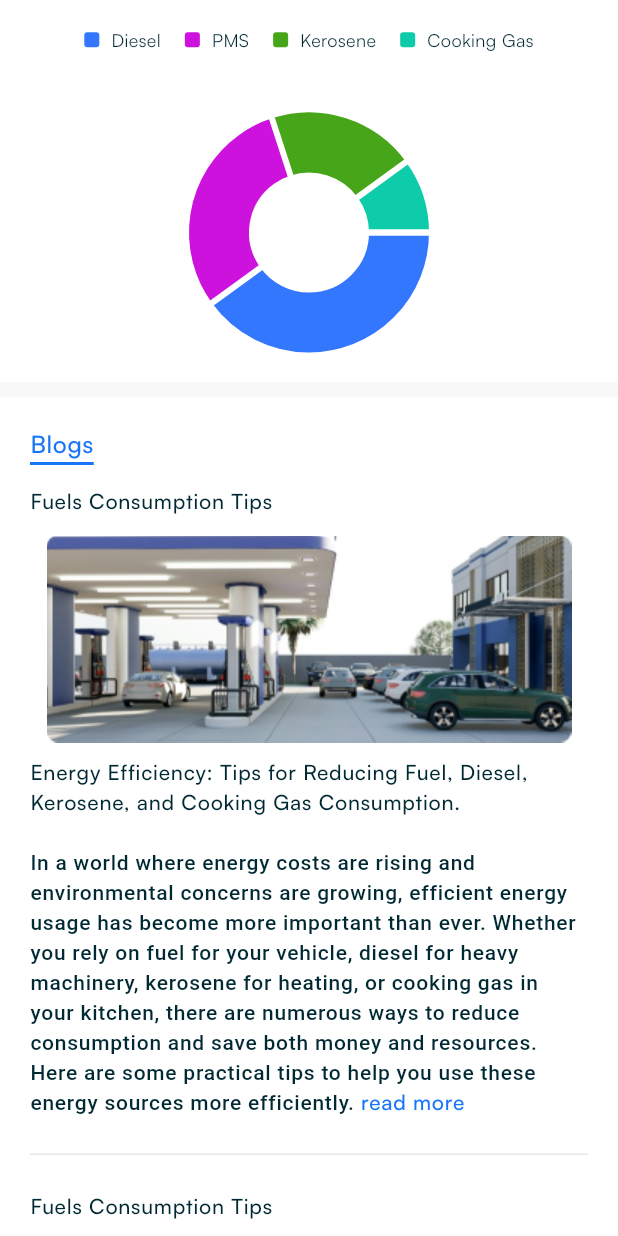
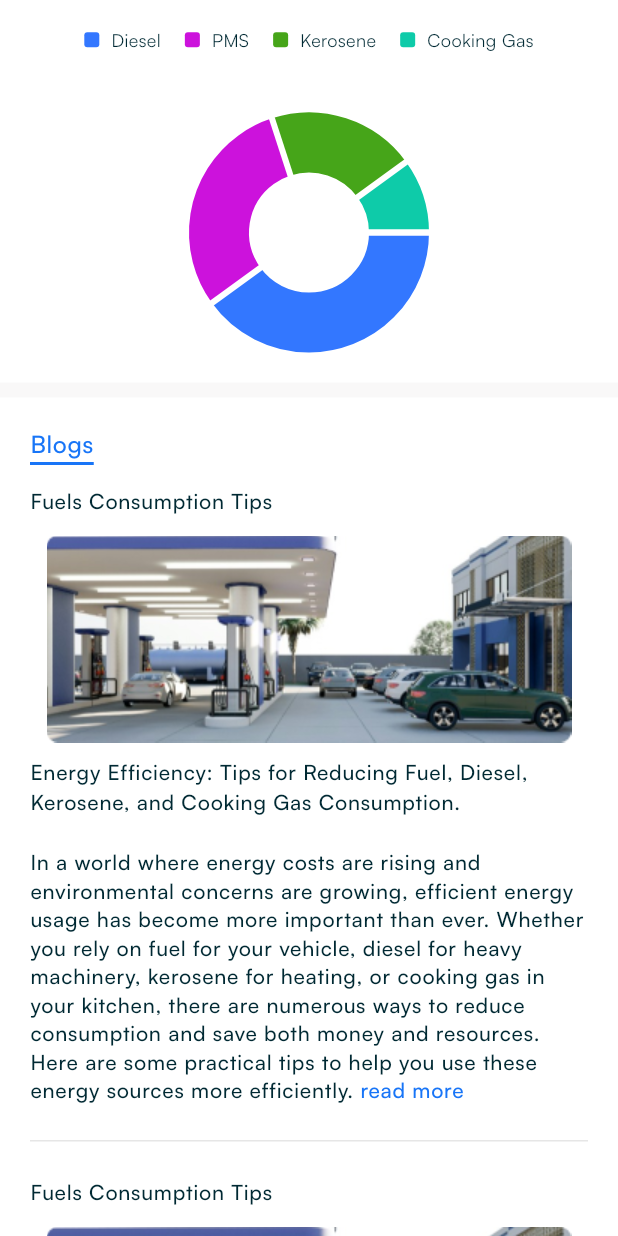
Before and after one commit to quabiee07/gaspay_mobile, a Flutter app: the TrendFragment screen opened directly, scrolled down 576 dp, on a phone screen of 412 x 824 dp. Run offline on Flutter 3.47's test engine with Material 3 defaults, Android fonts, the light colour scheme and no system bars; drawn by our look-alikes of fl_chart; our stand-ins replace another_flushbar, dio, flutter_animate, flutter_svg, gap, get_it and 6 more; missing offline and left inert: awesome_dio_interceptor; accounts and stored records are empty; project files that could hold a hidden picture were left out.

Commit message:
jesse ui

```diff
--- a/lib/core/presentation/resources/drawables.dart
+++ b/lib/core/presentation/resources/drawables.dart
@@ -24,6 +24,7 @@ const mapIcon = "assets/images/mapIcon.svg";
 const worldIcon = "assets/images/worldIcon.svg";
 const purpleShareIcon = "assets/images/purpleShareIcon.svg";
 const smallExclamationIcon = "assets/images/smallExclamationIcon.svg";
+const starIcon = "assets/images/starIcon.svg";
 
 const imgOnboard1 = 'assets/images/onbd1.png';
 const imgOnboard2 = 'assets/images/onbd2.png';
--- a/lib/core/presentation/widgets/custom_comment_text_field_container.dart
+++ b/lib/core/presentation/widgets/custom_comment_text_field_container.dart
@@ -29,6 +29,7 @@ class CustomCommentTextFieldContainer extends StatelessWidget {
             maxLength: 114,
             maxLines: 3,
             decoration: const InputDecoration(
+              contentPadding: EdgeInsets.zero,
               border: InputBorder.none,
               hintText: "(optional)\nE.g I will be coming with a keg",
               hintStyle: TextStyle(
--- a/lib/core/presentation/widgets/reusable_blog_content_column.dart
+++ b/lib/core/presentation/widgets/reusable_blog_content_column.dart
@@ -56,7 +56,7 @@ class ReusableBlogContentColumn extends StatelessWidget {
             children: <TextSpan>[
               TextSpan(
                 text: blogWriteUp,
-                style:  theme.textTheme.labelSmall?.copyWith(
+                style:  theme.textTheme.labelMedium?.copyWith(
                     fontSize: 14,
                     color: theme.colorScheme.onSurface
                 ),
--- a/lib/core/presentation/widgets/reusable_favourite_container.dart
+++ b/lib/core/presentation/widgets/reusable_favourite_container.dart
@@ -56,7 +56,7 @@ class ReusableFavouriteContainer extends StatelessWidget {
                 ),
               ),
               const SvgImage(
-                asset: 'heartIcon ',
+                asset: heartIcon,
               ),
             ],
           ),
@@ -79,7 +79,7 @@ class ReusableFavouriteContainer extends StatelessWidget {
               Row(
                 mainAxisAlignment: MainAxisAlignment.center,
                 children: [
-                  SvgPicture.asset("assets/images/starIcon.svg"),
+                 const  SvgImage(asset: starIcon),
                   const SizedBox(
                     width: 2,
                   ),
```
Also changed, not shown: lib/features/buy gas/presentation/screens/buy_gas_add_to_cart_screen.dart (+3 -36 lines).
